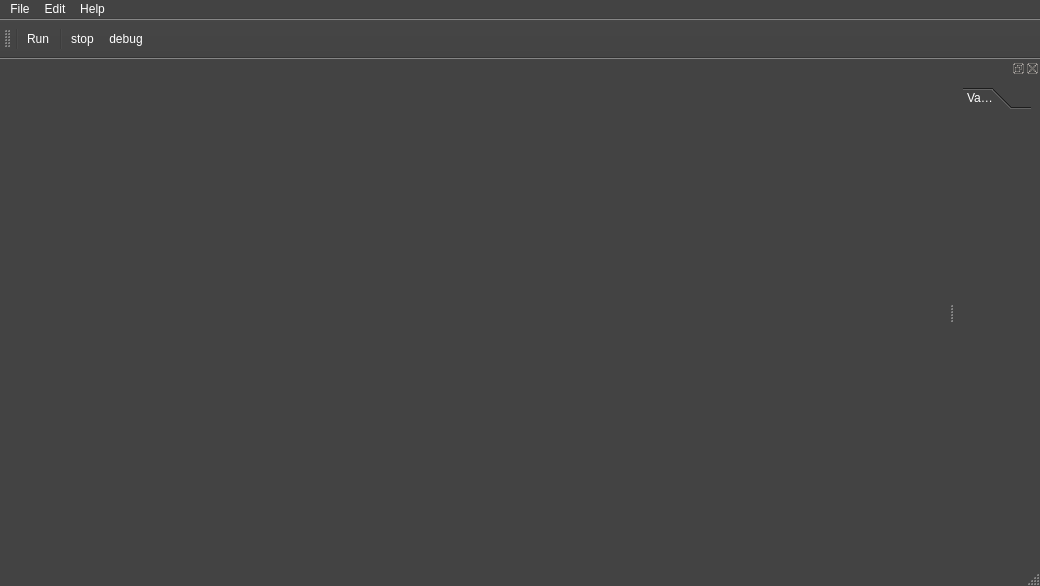
Qt form ui/mainForm.ui (arashk7/arash_node) before a commit.
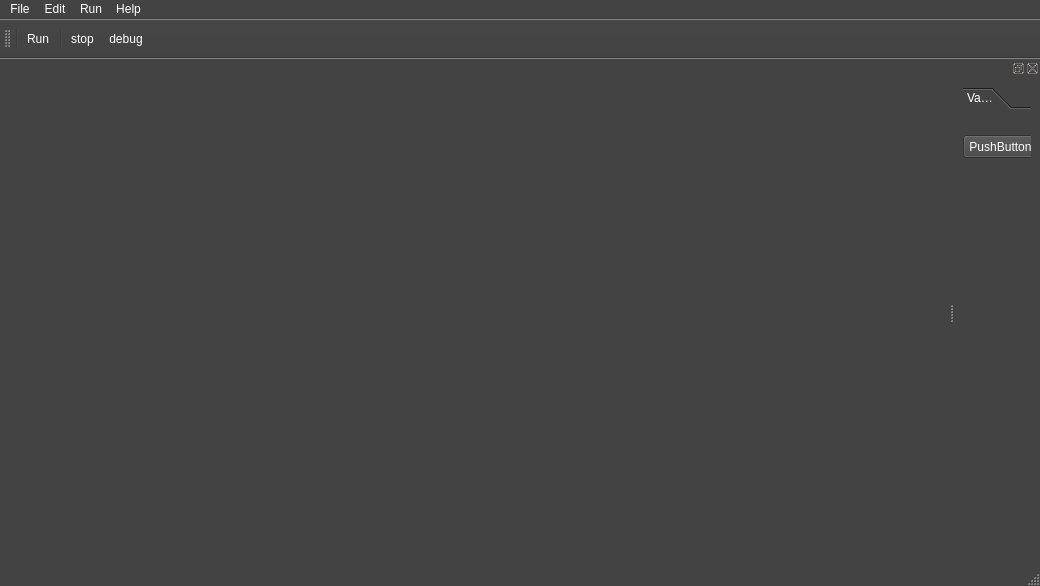
The same form after that commit. Icons and pictures are not drawn.

Diff of the .ui file:
```diff
--- a/ui/mainForm.ui
+++ b/ui/mainForm.ui
@@ -493,8 +493,15 @@
     <addaction name="actionTutorials"/>
     <addaction name="actionAbout"/>
    </widget>
+   <widget class="QMenu" name="menuRun">
+    <property name="title">
+     <string>Run</string>
+    </property>
+    <addaction name="actionRun_2"/>
+   </widget>
    <addaction name="menuFile"/>
    <addaction name="menuEdit"/>
+   <addaction name="menuRun"/>
    <addaction name="menuHelp"/>
   </widget>
   <widget class="QStatusBar" name="statusbar"/>
@@ -530,6 +537,19 @@
         <attribute name="label">
          <string>Variables</string>
         </attribute>
+        <widget class="QPushButton" name="pushButton">
+         <property name="geometry">
+          <rect>
+           <x>0</x>
+           <y>20</y>
+           <width>75</width>
+           <height>23</height>
+          </rect>
+         </property>
+         <property name="text">
+          <string>PushButton</string>
+         </property>
+        </widget>
        </widget>
       </widget>
      </item>
```
Left out of the diff: 8 changed lines with no effect on the pictures.
